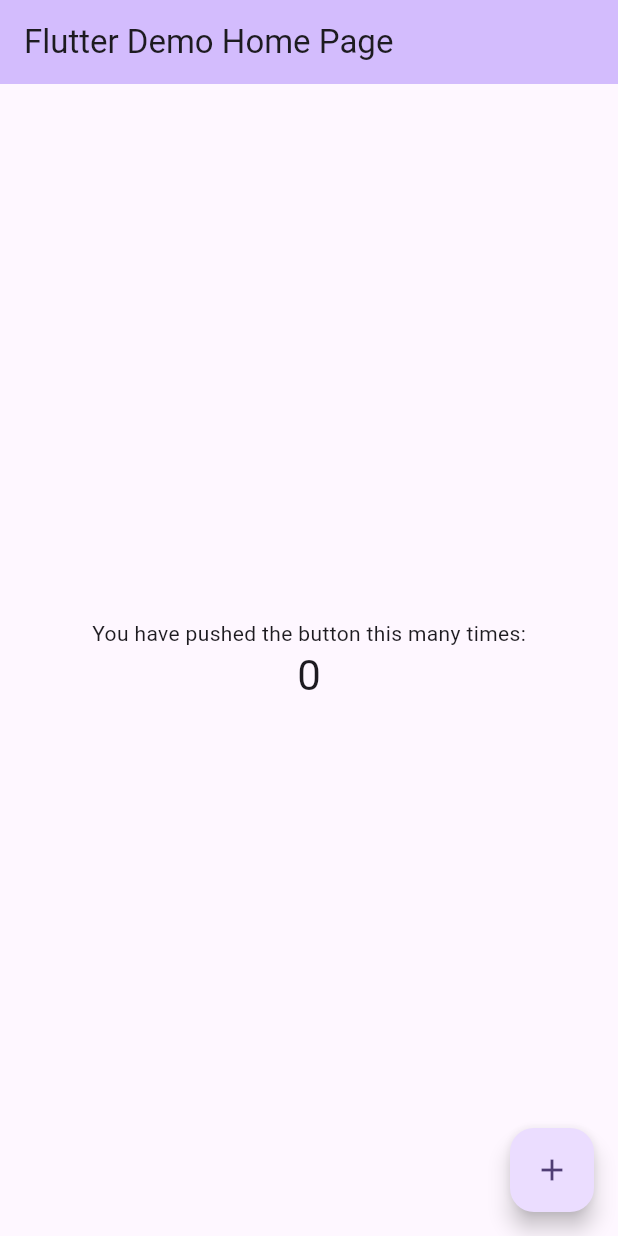
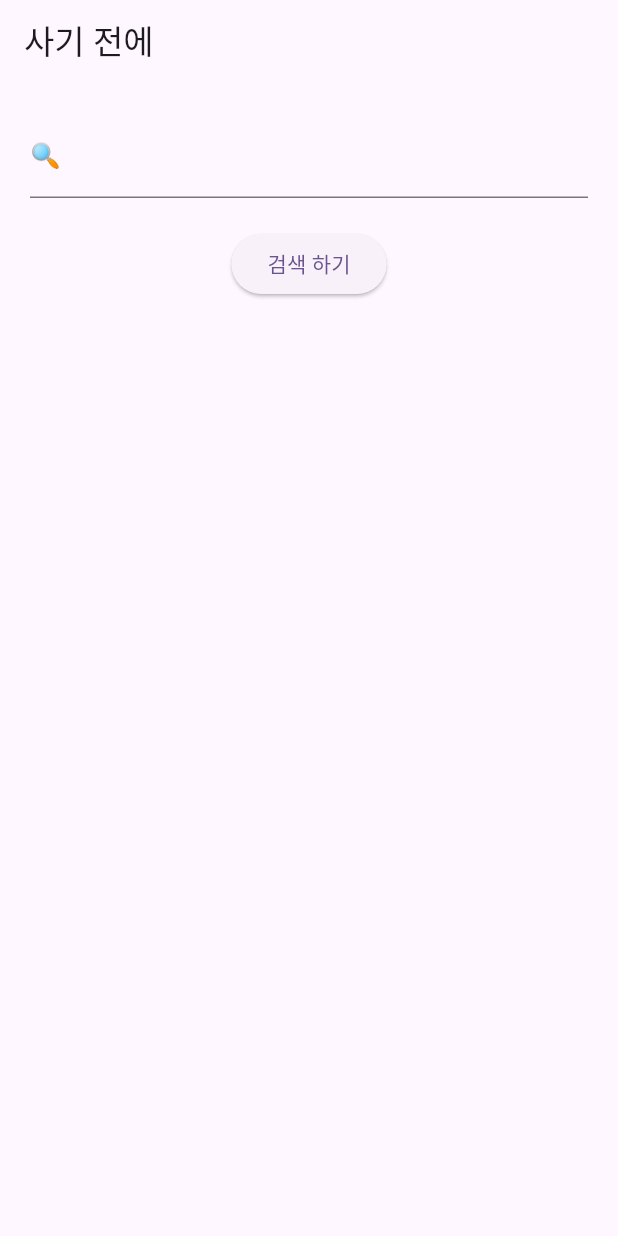
Before and after one commit to chaejin-jen/sagi-jeonae-flutter-app, a Flutter app: the screen it shows after launch, on a phone screen of 412 x 824 dp. Run offline on Flutter 3.47's test engine with Material 3 defaults, Android fonts, the phone set to English and light mode, and no system bars.

Commit message:
feat: Implement Home and ProductInfo pages
- Added Home and ProductInfo sections to main.dart
- Integrate input box using TextField in Home page
- Enable navigation to ProductInfoPage when the search button is pressed
- Enable navigation from ProductInfoPage to Home page when the Home button is pressed

```diff
--- a/lib/main.dart
+++ b/lib/main.dart
@@ -11,23 +11,8 @@
   @override
   Widget build(BuildContext context) {
     return MaterialApp(
-      title: 'Flutter Demo',
+      title: 'Sagi Jeonae',
       theme: ThemeData(
-        // This is the theme of your application.
-        //
-        // TRY THIS: Try running your application with "flutter run". You'll see
-        // the application has a blue toolbar. Then, without quitting the app,
-        // try changing the seedColor in the colorScheme below to Colors.green
-        // and then invoke "hot reload" (save your changes or press the "hot
-        // reload" button in a Flutter-supported IDE, or press "r" if you used
-        // the command line to start the app).
-        //
-        // Notice that the counter didn't reset back to zero; the application
-        // state is not lost during the reload. To reset the state, use hot
-        // restart instead.
-        //
-        // This works for code too, not just values: Most code changes can be
-        // tested with just a hot reload.
         colorScheme: ColorScheme.fromSeed(seedColor: Colors.deepPurple),
         useMaterial3: true,
       ),
@@ -39,87 +24,88 @@
 class MyHomePage extends StatefulWidget {
   const MyHomePage({super.key, required this.title});
 
-  // This widget is the home page of your application. It is stateful, meaning
-  // that it has a State object (defined below) that contains fields that affect
-  // how it looks.
-
-  // This class is the configuration for the state. It holds the values (in this
-  // case the title) provided by the parent (in this case the App widget) and
-  // used by the build method of the State. Fields in a Widget subclass are
-  // always marked "final".
-
   final String title;
 
   @override
   State<MyHomePage> createState() => _MyHomePageState();
 }
-
 class _MyHomePageState extends State<MyHomePage> {
-  int _counter = 0;
-
-  void _incrementCounter() {
-    setState(() {
-      // This call to setState tells the Flutter framework that something has
-      // changed in this State, which causes it to rerun the build method below
-      // so that the display can reflect the updated values. If we changed
-      // _counter without calling setState(), then the build method would not be
-      // called again, and so nothing would appear to happen.
-      _counter++;
-    });
-  }
+  final TextEditingController _inputController = TextEditingController();
 
   @override
   Widget build(BuildContext context) {
-    // This method is rerun every time setState is called, for instance as done
-    // by the _incrementCounter method above.
-    //
-    // The Flutter framework has been optimized to make rerunning build methods
-    // fast, so that you can just rebuild anything that needs updating rather
-    // than having to individually change instances of widgets.
     return Scaffold(
       appBar: AppBar(
-        // TRY THIS: Try changing the color here to a specific color (to
-        // Colors.amber, perhaps?) and trigger a hot reload to see the AppBar
-        // change color while the other colors stay the same.
-        backgroundColor: Theme.of(context).colorScheme.inversePrimary,
-        // Here we take the value from the MyHomePage object that was created by
-        // the App.build method, and use it to set our appbar title.
-        title: Text(widget.title),
+        title: const Text('사기 전에'),
       ),
       body: Center(
-        // Center is a layout widget. It takes a single child and positions it
-        // in the middle of the parent.
         child: Column(
-          // Column is also a layout widget. It takes a list of children and
-          // arranges them vertically. By default, it sizes itself to fit its
-          // children horizontally, and tries to be as tall as its parent.
-          //
-          // Column has various properties to control how it sizes itself and
-          // how it positions its children. Here we use mainAxisAlignment to
-          // center the children vertically; the main axis here is the vertical
-          // axis because Columns are vertical (the cross axis would be
-          // horizontal).
-          //
-          // TRY THIS: Invoke "debug painting" (choose the "Toggle Debug Paint"
-          // action in the IDE, or press "p" in the console), to see the
-          // wireframe for each widget.
-          mainAxisAlignment: MainAxisAlignment.center,
-          children: <Widget>[
-            const Text(
-              'You have pushed the button this many times:',
-            ),
-            Text(
-              '$_counter',
-              style: Theme.of(context).textTheme.headlineMedium,
-            ),
-          ],
+            children: [
+              Padding(
+                padding: const EdgeInsets.all(20.0),
+                child: TextField(
+                  controller: _inputController,
+                  decoration: const InputDecoration(
+                    labelText: '🔍',
+                  ),
+                ),
+              ),
+              ElevatedButton(
+                child: const Text('검색 하기'),
+                onPressed: () {
+                  String userInput = _inputController.text.trim();
+                  if (userInput.isEmpty) {
+                    final snackBar = SnackBar(
+                      content: const Text('검색어를 입력해 주세요'),
+                      action: SnackBarAction(
+                        label: 'Undo',
+                        onPressed: () {},
+                      ),
+                    );
+
+                    ScaffoldMessenger.of(context).showSnackBar(snackBar);
+                  } else {
+                    Navigator.push(
+                      context,
+                      MaterialPageRoute(
+                          builder: (context) =>
+                              ProductInfoPage(data: userInput)),
+                    );
+                  }
+                },
+              ),
+            ]
         ),
       ),
-      floatingActionButton: FloatingActionButton(
-        onPressed: _incrementCounter,
-        tooltip: 'Increment',
-        child: const Icon(Icons.add),
-      ), // This trailing comma makes auto-formatting nicer for build methods.
     );
   }
 }
+
+
+class ProductInfoPage extends StatelessWidget {
+  final String data;
+
+  const ProductInfoPage({super.key, required this.data});
+
+  @override
+  Widget build(BuildContext context) {
+    return Scaffold(
+      appBar: AppBar(
+        title: const Text('검색 결과'),
+      ),
+      body: Center(
+        child: Column(
+          children: [
+            Text(data ?? 'no data'),
+            ElevatedButton(
+              onPressed: () {
+                Navigator.pop(context);
+              },
+              child: const Text('홈으로!'),
+            ),
+          ],
+        )
+      ),
+    );
+  }
+}
```
